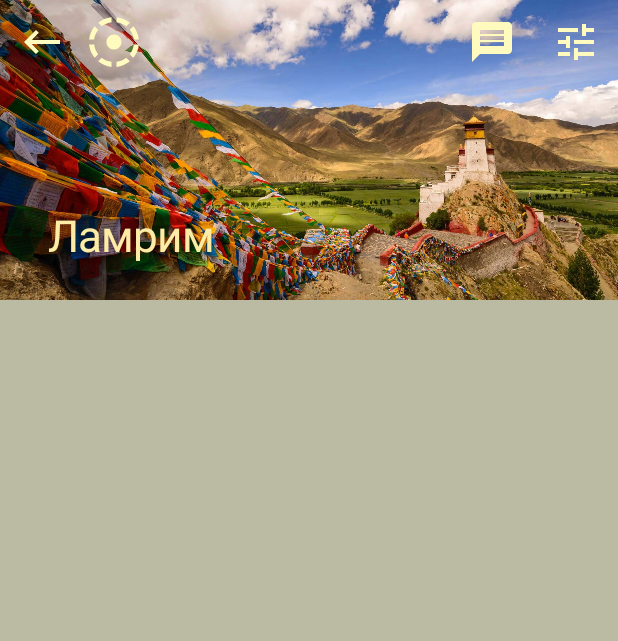
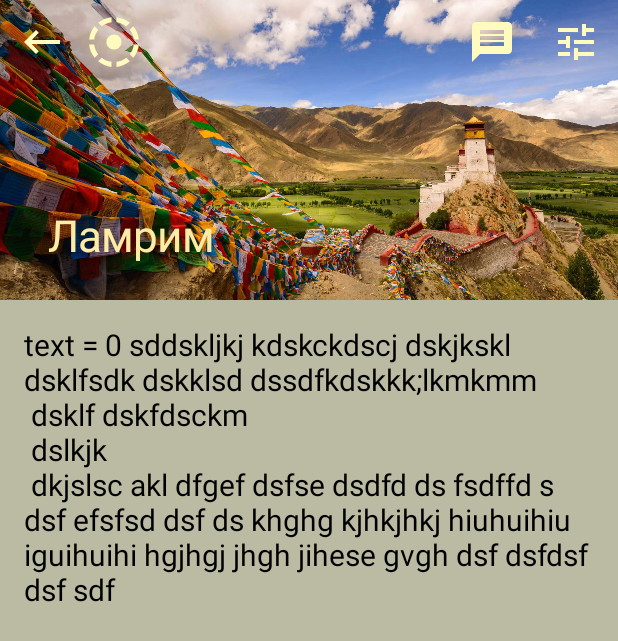
Before and after one commit to alexrnov/LamrimConspectus, an Android app: the screen it shows after launch (ContentActivity), after a tap on "Item1", on a phone screen of 412 x 824 dp. Shown: the top 641 px of the screen. Run offline under Robolectric (Android 15) with nearby library versions, the phone set to English and light mode, and no system bars; our stand-ins replace androidx.preference.

Commit message:
create settings

```diff
--- a/app/src/main/java/alexrnov/lamrim/ContentFragment.java
+++ b/app/src/main/java/alexrnov/lamrim/ContentFragment.java
@@ -1,5 +1,7 @@
 package alexrnov.lamrim;
 
+import android.content.SharedPreferences;
+import android.graphics.Color;
 import android.os.Bundle;
 import android.util.Log;
 import android.view.LayoutInflater;
@@ -10,10 +12,12 @@ import android.widget.TextView;
 import org.jetbrains.annotations.NotNull;
 
 import androidx.fragment.app.Fragment;
+import androidx.preference.PreferenceManager;
 
 public class ContentFragment extends Fragment {
 
   private String currentItemID = "";
+  private TextView textView;
 
   @Override
   public void onCreate(Bundle savedInstanceState) {
@@ -33,14 +37,21 @@ public class ContentFragment extends Fragment {
     // A boolean indicating whether the inflated layout should be attached to the ViewGroup (the second parameter) during inflation.
     View rootView = inflater.inflate(R.layout.item_detail, container, false);
 
-    /*
-    ((TextView) rootView.findViewById(R.id.item_detail)).setText("text = " + currentItemID
+    textView = ((TextView) rootView.findViewById(R.id.item_detail));
+    textView.setText("text = " + currentItemID
             + " sddskljkj kdskckdscj dskjkskl dsklfsdk dskklsd " +
             "dssdfkdskkk;lkmkmm \n dsklf dskfdsckm \n dslkjk \n dkjslsc akl dfgef dsfse dsdfd ds fsdffd s dsf efsfsd dsf ds khghg kjhkjhkj hiuhuihiu iguihuihi hgjhgj jhgh jihese gvgh dsf dsfdsf dsf sdf");
-    */
 
     return rootView;
+  }
 
-
+  @Override
+  public void onResume() {
+    SharedPreferences sharedPreferences = PreferenceManager.getDefaultSharedPreferences(getContext());
+    String size = sharedPreferences.getString("font_size", "20");
+    String color = sharedPreferences.getString("font_color", "#000000");
+    textView.setTextSize(Float.valueOf(size));
+    textView.setTextColor(Color.parseColor(color));
+    super.onResume();
   }
 }
--- a/app/src/main/res/values/colors.xml
+++ b/app/src/main/res/values/colors.xml
@@ -13,4 +13,5 @@
     <color name="underlineItemDefault">#5a5959</color>
     <color name="underlineItemChecked">#5a5959</color>
     <color name="menuTextColor">#5a5959</color>
+
 </resources>
--- a/app/src/main/res/values/strings.xml
+++ b/app/src/main/res/values/strings.xml
@@ -17,6 +17,7 @@
 
     <string name="font_size">Размер текста</string>
     <string name="font_size_summary">Выбрать другой размер шрифта</string>
+    <string name="very_min_size">очень мелкий</string>
     <string name="min_size">мелкий</string>
     <string name="middle_size">средний</string>
     <string name="big_size">большой</string>
--- a/app/src/main/res/xml/preferences.xml
+++ b/app/src/main/res/xml/preferences.xml
@@ -9,7 +9,7 @@
         <ListPreference
             android:key="font_size"
             android:title="@string/font_size"
-            android:defaultValue="#00FFFF"
+            android:defaultValue="20"
             android:entries="@array/text_size_names_array"
             android:entryValues="@array/text_size_values_array"
             android:summary="@string/font_size_summary"
@@ -17,11 +17,10 @@
             android:dialogIcon="@drawable/font_size_icon"
             />
 
-
         <ListPreference
             android:key="font_color"
             android:title="@string/font_color"
-            android:defaultValue="#00FFFF"
+            android:defaultValue="#000000"
             android:entries="@array/text_color_names_array"
             android:entryValues="@array/text_color_values_array"
             android:summary="@string/font_color_summary"
```
Also changed, not shown: app/src/main/java/alexrnov/lamrim/ContentActivity.java (+0 -7 lines), app/src/main/res/values/arrays.xml (+23 -55 lines).
